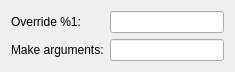
First picture: the form in src/plugins/qt4projectmanager/makestep.ui, repository qt-creator/qt-creator, before the edit.
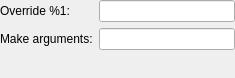
Second picture: the form after the edit.

Commit message: Corrected field growth policies.

What changed in the file:
```diff
--- a/src/plugins/qt4projectmanager/makestep.ui
+++ b/src/plugins/qt4projectmanager/makestep.ui
@@ -7,10 +7,16 @@
     <x>0</x>
     <y>0</y>
     <width>235</width>
-    <height>64</height>
+    <height>78</height>
    </rect>
   </property>
   <layout class="QFormLayout" name="formLayout">
+   <property name="fieldGrowthPolicy">
+    <enum>QFormLayout::ExpandingFieldsGrow</enum>
+   </property>
+   <property name="margin">
+    <number>0</number>
+   </property>
    <item row="0" column="0">
     <widget class="QLabel" name="makeLabel">
      <property name="text">
```
The commit also changes 4 other files.
